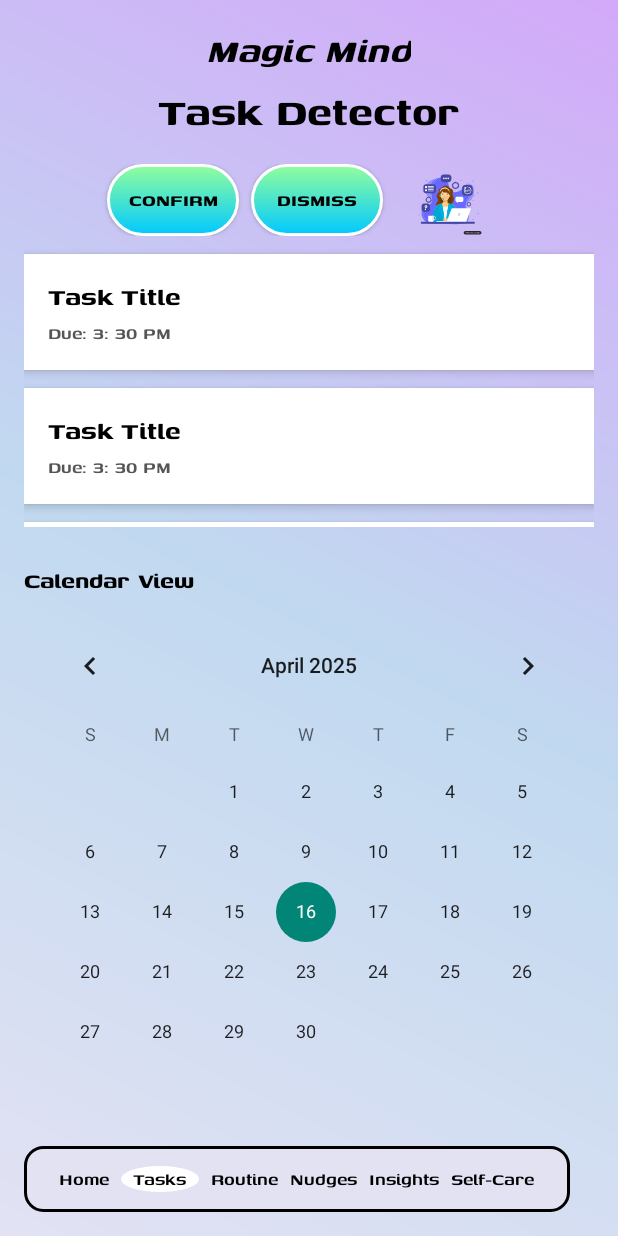
After one commit to didi-codes/FocusPocusApp, an Android app: the layout activity_tasks.xml on its own in the app's theme, with its tools: preview values and no code run, on a phone screen of 412 x 824 dp. The commit adds this screen. Run offline under Robolectric (Android 15) with nearby library versions, the phone set to English and light mode, and no system bars.

Commit message:
Amending the merge

```diff
--- a/app/src/main/java/com/productivitybandits/focuspocusapp/APIService.kt
+++ b/app/src/main/java/com/productivitybandits/focuspocusapp/APIService.kt
@@ -4,6 +4,7 @@ import com.productivitybandits.focuspocusapp.models.LoginRequest
 import com.productivitybandits.focuspocusapp.models.SignUpRequest
 import com.productivitybandits.focuspocusapp.models.SignUpResponse
 import com.productivitybandits.focuspocusapp.models.*
+import com.productivitybandits.focuspocusapp.models.Task
 import retrofit2.Response
 import retrofit2.http.Body
 import retrofit2.http.POST
@@ -48,4 +49,20 @@ interface ApiService {
     // ✅ Mark a nudge as completed
     @PUT("nudges/{id}/complete")
     suspend fun completeNudge(@Path("id") id: String): Response<Nudge>
+
+    // 📥 Fetch all tasks
+    @GET("tasks")
+    suspend fun getTasks(): Response<List<Task>>
+
+    // ➕ Add a new task
+    @POST("tasks")
+    suspend fun addTask(@Body task: Task): Response<Task>
+
+    // ❌ Delete a task
+    @DELETE("tasks/{id}")
+    suspend fun deleteTask(@Path("id") id: String)
+
+    // ✅ Mark a task as completed
+    @PUT("tasks/{id}/complete")
+    suspend fun completeTask(@Path("id") id: String): Response<Task>
 }
--- /dev/null
+++ b/app/src/main/java/com/productivitybandits/focuspocusapp/TaskActivity.kt
@@ -0,0 +1,83 @@
+package com.productivitybandits.focuspocusapp
+
+import android.content.Intent
+import android.os.Bundle
+import android.util.Log
+import android.widget.Button
+import android.widget.TextView
+import androidx.activity.viewModels
+import androidx.appcompat.app.AppCompatActivity
+import androidx.lifecycle.lifecycleScope
+import androidx.recyclerview.widget.LinearLayoutManager
+import androidx.recyclerview.widget.RecyclerView
+import com.productivitybandits.focuspocusapp.adapters.TaskAdapter
+import com.productivitybandits.focuspocusapp.repository.TasksRepository
+import com.productivitybandits.focuspocusapp.viewmodel.TasksViewModel
+import com.productivitybandits.focuspocusapp.viewmodel.TasksViewModelFactory
+import kotlinx.coroutines.launch
+
+class TasksActivity : AppCompatActivity() {
+
+    // 🧠 Connects TasksViewModel to Repository (for API communication)
+    private val tasksViewModel: TasksViewModel by viewModels{
+        TasksViewModelFactory(TasksRepository())
+    }
+
+    private lateinit var taskAdapter: TaskAdapter  // Adapter for RecyclerView
+
+
+    override fun onCreate(savedInstanceState: Bundle?) {
+        super.onCreate(savedInstanceState)
+        setContentView(R.layout.activity_tasks)
+
+        // 🔄 Initialize RecyclerView
+        val recyclerView = findViewById<RecyclerView>(R.id.tasksRecyclerView)
+        taskAdapter = TaskAdapter(emptyList()) // starts with empty list
+        recyclerView.layoutManager = LinearLayoutManager(this)
+        recyclerView.adapter = taskAdapter
+
+        // 🚀 Fetch tasks from backend and observe changes
+        lifecycleScope.launch {
+            tasksViewModel.fetchTasks() // API call to get tasks
+
+            tasksViewModel.tasks.collect { tasksList ->
+                taskAdapter.updateData(tasksList) // update adapter with new data
+                tasksList.forEach {
+                    Log.d("TasksActivity", "Fetched Task: ${it.title}")
+                }
+            }
+        }
+
+        //  ✅ Handle Confirm and Dismiss Button Logic
+        // For now, acts on the first task in the list - can be customized later
+        val confirmButton = findViewById<Button>(R.id.btn_confirm)
+        val dismissButton = findViewById<Button>(R.id.btn_dismiss)
+
+        confirmButton.setOnClickListener {
+            val firstTask = tasksViewModel.tasks.value.firstOrNull()
+            firstTask?.let {
+                tasksViewModel.completeTask(it.id) // Marks task as completed via API
+            }
+        }
+
+        dismissButton.setOnClickListener {
+            val firstTask = tasksViewModel.tasks.value.firstOrNull()
+            firstTask?.let {
+                tasksViewModel.deleteTask(it.id) // Deletes task via API
+            }
+        }
+
+        // 🔄 Bottom Navigation Actions
+        findViewById<TextView>(R.id.tab_home).setOnClickListener {
+            startActivity(Intent(this, DashboardActivity::class.java))
+        }
+
+        findViewById<TextView>(R.id.tab_nudges).setOnClickListener {
+            startActivity(Intent(this, NudgesActivity::class.java))
+        }
+
+        findViewById<TextView>(R.id.tab_tasks).setOnClickListener {
+
+        }
+    }
+}
--- a/app/src/main/res/layout/activity_dashboard.xml
+++ b/app/src/main/res/layout/activity_dashboard.xml
@@ -3,7 +3,7 @@
     xmlns:app="http://schemas.android.com/apk/res-auto"
     android:layout_width="match_parent"
     android:layout_height="match_parent"
-    android:background="#E2E2F3">
+    android:background="@drawable/futuristic_background">
 
     <LinearLayout
         android:layout_width="match_parent"
@@ -18,9 +18,10 @@
             android:layout_width="wrap_content"
             android:layout_height="wrap_content"
             android:text="Focus Pocus"
-            android:textSize="28sp"
+            android:textSize="42sp"
             android:textStyle="bold"
             android:textColor="@color/black"
+            android:fontFamily="@font/genos_bold12"
             android:shadowColor="#66000000"
             android:shadowDx="1"
             android:shadowDy="1"
@@ -30,8 +31,9 @@
         <TextView
             android:layout_width="wrap_content"
             android:layout_height="wrap_content"
-            android:text="Welcome to Focus Pocus!"
-            android:textSize="16sp"
+            android:text="WELCOME !"
+            android:textSize="20sp"
+            android:fontFamily="@font/genos_semibold12"
             android:textStyle="italic"
             android:textColor="@color/black"
             android:layout_marginTop="4dp" />
@@ -50,7 +52,8 @@
             android:layout_width="wrap_content"
             android:layout_height="wrap_content"
             android:text="Mary Swanson"
-            android:textSize="20sp"
+            android:textSize="28sp"
+            android:fontFamily="@font/genos_bold12"
             android:textStyle="bold"
             android:textColor="@color/black"
             android:layout_marginTop="12dp" />
@@ -113,9 +116,11 @@
             android:useDefaultMargins="true">
 
 
+            <!-- PROGRESS AND REWARDS ICON -->
 
-            <!-- Icon 1 -->
+            <!-- TASKS ICON -->
             <LinearLayout
+                android:id="@+id/tasksIcon"
                 android:layout_width="wrap_content"
                 android:layout_height="wrap_content"
                 android:clickable="true"
@@ -322,7 +327,6 @@
                 android:textColor="@color/black"
                 android:textSize="14sp" />
 
-
             <!-- LOGOUT BUTTON -->
             <Button
                 android:layout_width="wrap_content"
--- /dev/null
+++ b/app/src/main/res/layout/activity_tasks.xml
@@ -0,0 +1,154 @@
+<?xml version="1.0" encoding="utf-8"?>
+<LinearLayout xmlns:android="http://schemas.android.com/apk/res/android"
+    xmlns:tools="http://schemas.android.com/tools"
+    xmlns:app="http://schemas.android.com/apk/res-auto"
+    android:layout_width="match_parent"
+    android:layout_height="match_parent"
+    android:orientation="vertical"
+    android:padding="16dp"
+    android:background="@drawable/futuristic_background"
+    tools:context=".TasksActivity">
+
+    <!-- 💬 Header -->
+    <TextView
+        android:id="@+id/task_header"
+        android:layout_width="wrap_content"
+        android:layout_height="wrap_content"
+        android:text="Magic Mind"
+        android:textColor="@color/black"
+        android:textSize="28sp"
+        android:fontFamily="@font/genos_bold"
+        android:textStyle="italic"
+        android:layout_gravity="center_horizontal"/>
+
+    <TextView
+        android:id="@+id/task_title"
+        android:layout_width="wrap_content"
+        android:layout_height="wrap_content"
+        android:text="Task Detector"
+        android:textSize="32sp"
+        android:textStyle="bold"
+        android:textColor="@color/black"
+        android:fontFamily="@font/genos_bold12"
+        android:layout_gravity="center_horizontal"
+        android:layout_marginTop="4dp"/>
+
+    <!-- 🧠 Action Buttons Row -->
+    <LinearLayout
+        android:layout_width="match_parent"
+        android:layout_height="wrap_content"
+        android:orientation="horizontal"
+        android:layout_marginTop="16dp"
+        android:gravity="center">
+
+        <Button
+            android:id="@+id/btn_confirm"
+            android:layout_width="wrap_content"
+            android:layout_height="wrap_content"
+            android:text="Confirm"
+            android:background="@drawable/glow_button"
+            android:textColor="#000000"
+            android:fontFamily="@font/genos_bold12"
+            android:padding="8dp" />
+
+        <Button
+            android:id="@+id/btn_dismiss"
+            android:layout_width="wrap_content"
+            android:layout_height="wrap_content"
+            android:text="Dismiss"
+            android:background="@drawable/glow_button"
+            android:textColor="#000000"
+            android:fontFamily="@font/genos_bold12"
+            android:layout_marginStart="8dp" />
+
+        <com.airbnb.lottie.LottieAnimationView
+            android:id="@+id/ladykim"
+            android:layout_width="85dp"
+            android:layout_height="match_parent"
+            android:layout_gravity="center"
+            app:lottie_autoPlay="true"
+            app:lottie_fileName="ladykim.json"
+            app:lottie_loop="true"
+            app:lottie_speed="1" />
+    </LinearLayout>
+
+    <!-- 🗂️ RecyclerView Placeholder (for task cards)-->
+    <androidx.recyclerview.widget.RecyclerView
+        android:id="@+id/tasksRecyclerView"
+        android:layout_width="match_parent"
+        android:layout_height="0dp"
+        android:layout_weight="1"
+        android:clipToPadding="false"
+        android:paddingTop="12dp"
+        android:paddingBottom="12dp"
+        tools:listitem="@layout/item_task_card" />
+
+    <!-- 🗓️ Calendar View Placeholder -->
+    <TextView
+        android:id="@+id/calendar_title"
+        android:layout_width="wrap_content"
+        android:layout_height="wrap_content"
+        android:text="Calendar View"
+        android:textSize="18sp"
+        android:textStyle="bold"
+        android:textColor="@color/black"
+        android:layout_marginTop="24dp"
+        android:fontFamily="@font/genos_bold12" />
+
+    <CalendarView
+        android:id="@+id/tasks_calendar"
+        android:layout_width="match_parent"
+        android:layout_height="wrap_content"
+        android:layout_marginTop="12dp" />
+
+    <!-- Bottom Tab Bar -->
+    <LinearLayout
+        android:id="@+id/bottom_nav"
+        android:layout_width="364dp"
+        android:layout_height="44dp"
+        android:layout_marginTop="16dp"
+        android:background="@drawable/bottom_tab_border"
+        android:gravity="center"
+        android:orientation="horizontal"
+        android:padding="12dp">
+
+        <TextView
+            android:id="@+id/tab_home"
+            style="@style/BottomTab"
+            android:fontFamily="@font/genos_semibold12"
+            android:text="Home" />
+
+        <TextView
+            android:id="@+id/tab_tasks"
+            style="@style/BottomTab"
+            android:background="@drawable/tab_selected_bg"
+            android:fontFamily="@font/genos_semibold12"
+            android:text="Tasks" />
+
+        <TextView
+            android:id="@+id/tab_routine"
+            style="@style/BottomTab"
+            android:fontFamily="@font/genos_semibold12"
+            android:text="Routine" />
+
+        <TextView
+            android:id="@+id/tab_nudges"
+            style="@style/BottomTab"
+            android:fontFamily="@font/genos_semibold12"
+            android:text="Nudges" />
+
+
+        <TextView
+            android:id="@+id/tab_insights"
+            style="@style/BottomTab"
+            android:layout_width="wrap_content"
+            android:fontFamily="@font/genos_semibold12"
+            android:text="Insights" />
+
+        <TextView
+            android:id="@+id/tab_selfcare"
+            style="@style/BottomTab"
+            android:fontFamily="@font/genos_semibold12"
+            android:text="Self-Care" />
+    </LinearLayout>
+</LinearLayout>
--- /dev/null
+++ b/app/src/main/res/layout/item_task_card.xml
@@ -0,0 +1,41 @@
+<?xml version="1.0" encoding="utf-8"?>
+<LinearLayout xmlns:android="http://schemas.android.com/apk/res/android"
+    android:layout_width="match_parent"
+    android:layout_height="wrap_content"
+    android:orientation="vertical"
+    android:background="#FFFFFF"
+    android:padding="16dp"
+    android:layout_marginBottom="12dp"
+    android:elevation="4dp">
+
+    <!-- 🧠 Task Title -->
+    <TextView
+        android:id="@+id/task_title"
+        android:layout_width="wrap_content"
+        android:layout_height="wrap_content"
+        android:text="Task Title"
+        android:textSize="20sp"
+        android:textStyle="bold"
+        android:textColor="#000000"
+        android:fontFamily="@font/genos_bold12" />
+
+    <!-- 📆 Due Date or Time -->
+    <TextView
+        android:id="@+id/task_time"
+        android:layout_width="wrap_content"
+        android:layout_height="wrap_content"
+        android:text="Due: 3: 30 PM"
+        android:textSize="14sp"
+        android:textColor="#555555"
+        android:layout_marginTop="4dp"
+        android:fontFamily="@font/genos_semibold12" />
+
+    <!-- ✅ Completed Checkbox (optional or handled dynamically later) -->
+    <!-- <CheckBox
+        android:id="@+id/task_complete_checkbox"
+        android:layout_width="wrap content"
+        android:layout_height="wrap_content"
+        android:text="Mark as Done"
+        android:textColor="#000000"
+        android:layout_marginTop="8dp" /> -->
+</LinearLayout>
```
